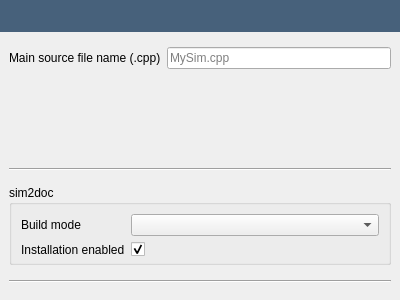
This is src/openfluid/ui/waresdev/CMakeConfigPage.ui in OpenFLUID/openfluid as Qt 5 draws it before an edit. The edited form follows.
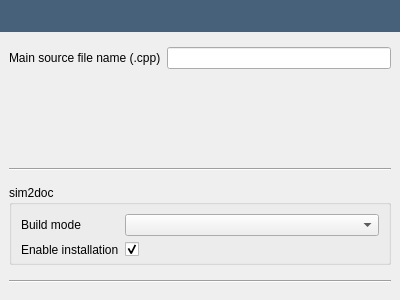
This is the edited form.

Patch:
```diff
--- a/src/openfluid/ui/waresdev/CMakeConfigPage.ui
+++ b/src/openfluid/ui/waresdev/CMakeConfigPage.ui
@@ -89,7 +89,7 @@
           <string/>
          </property>
          <property name="placeholderText">
-          <string>MySim.cpp</string>
+          <string notr="true"/>
          </property>
         </widget>
        </item>
@@ -151,7 +151,7 @@
            <item row="1" column="0">
             <widget class="QLabel" name="enableBuildOfDocumentationUsingSim2docLabel">
              <property name="text">
-              <string>Installation enabled</string>
+              <string>Enable installation</string>
              </property>
             </widget>
            </item>
```
Left out of the diff: 41 changed lines with no effect on the pictures.
